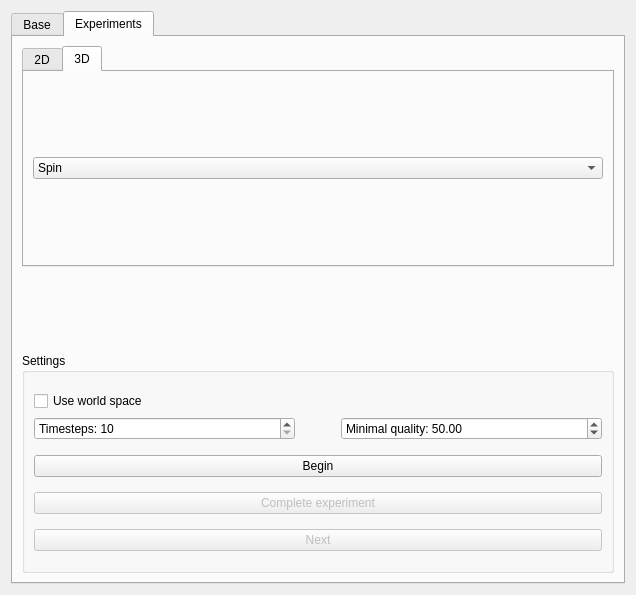
This is Plugin-Master/MasterToolbarBase.ui in a2mont/master-thesis as Qt 5 draws it before an edit. The edited form follows.
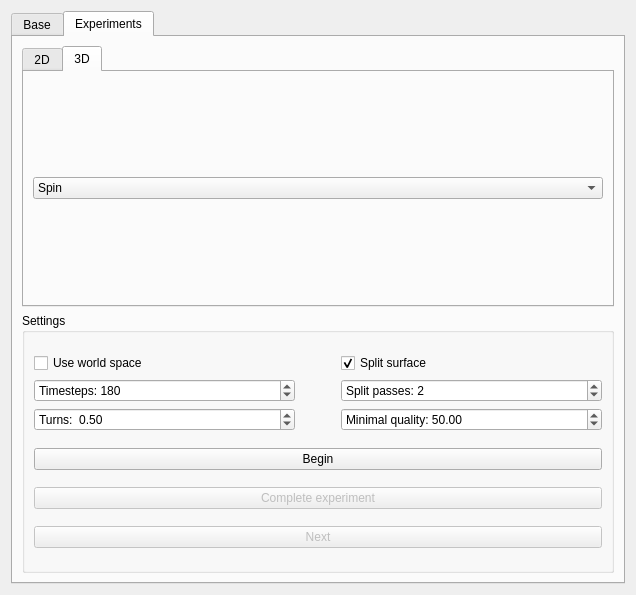
This is the edited form.

```diff
--- a/Plugin-Master/MasterToolbarBase.ui
+++ b/Plugin-Master/MasterToolbarBase.ui
@@ -265,6 +265,152 @@
       <layout class="QGridLayout" name="gridLayout_10">
        <item row="0" column="0">
         <layout class="QGridLayout" name="gridLayout_6">
+         <item row="1" column="0">
+          <widget class="QGroupBox" name="groupBox">
+           <property name="title">
+            <string>Settings</string>
+           </property>
+           <layout class="QGridLayout" name="gridLayout_7">
+            <item row="0" column="0">
+             <layout class="QGridLayout" name="gridLayout_9">
+              <item row="1" column="2">
+               <spacer name="horizontalSpacer_5">
+                <property name="orientation">
+                 <enum>Qt::Horizontal</enum>
+                </property>
+                <property name="sizeType">
+                 <enum>QSizePolicy::Fixed</enum>
+                </property>
+                <property name="sizeHint" stdset="0">
+                 <size>
+                  <width>40</width>
+                  <height>20</height>
+                 </size>
+                </property>
+               </spacer>
+              </item>
+              <item row="1" column="0">
+               <widget class="QSpinBox" name="timestepsSpinBox">
+                <property name="suffix">
+                 <string/>
+                </property>
+                <property name="prefix">
+                 <string>Timesteps: </string>
+                </property>
+                <property name="minimum">
+                 <number>0</number>
+                </property>
+                <property name="maximum">
+                 <number>100000</number>
+                </property>
+                <property name="singleStep">
+                 <number>1</number>
+                </property>
+                <property name="value">
+                 <number>180</number>
+                </property>
+                <property name="displayIntegerBase">
+                 <number>10</number>
+                </property>
+               </widget>
+              </item>
+              <item row="0" column="0">
+               <widget class="QCheckBox" name="worldSpaceCheck">
+                <property name="text">
+                 <string>Use world space</string>
+                </property>
+                <property name="checked">
+                 <bool>false</bool>
+                </property>
+               </widget>
+              </item>
+              <item row="2" column="0">
+               <widget class="QDoubleSpinBox" name="angleSpinBox">
+                <property name="prefix">
+                 <string>Turns:  </string>
+                </property>
+                <property name="singleStep">
+                 <double>0.250000000000000</double>
+                </property>
+                <property name="value">
+                 <double>0.500000000000000</double>
+                </property>
+               </widget>
+              </item>
+              <item row="0" column="3">
+               <widget class="QCheckBox" name="splitCheckBox">
+                <property name="text">
+                 <string>Split surface</string>
+                </property>
+                <property name="checked">
+                 <bool>true</bool>
+                </property>
+               </widget>
+              </item>
+              <item row="2" column="3">
+               <widget class="QDoubleSpinBox" name="qualitySpinBox">
+                <property name="prefix">
+                 <string>Minimal quality: </string>
+                </property>
+                <property name="minimum">
+                 <double>0.100000000000000</double>
+                </property>
+                <property name="maximum">
+                 <double>10000.000000000000000</double>
+                </property>
+                <property name="singleStep">
+                 <double>0.500000000000000</double>
+                </property>
+                <property name="value">
+                 <double>50.000000000000000</double>
+                </property>
+               </widget>
+              </item>
+              <item row="1" column="3">
+               <widget class="QSpinBox" name="splitSpinBox">
+                <property name="prefix">
+                 <string>Split passes: </string>
+                </property>
+                <property name="value">
+                 <number>2</number>
+                </property>
+               </widget>
+              </item>
+             </layout>
+            </item>
+            <item row="2" column="0">
+             <widget class="QPushButton" name="completeButton">
+              <property name="enabled">
+               <bool>false</bool>
+              </property>
+              <property name="text">
+               <string>Complete experiment</string>
+              </property>
+             </widget>
+            </item>
+            <item row="3" column="0">
+             <widget class="QPushButton" name="nextButton">
+              <property name="enabled">
+               <bool>false</bool>
+              </property>
+              <property name="text">
+               <string>Next</string>
+              </property>
+             </widget>
+            </item>
+            <item row="1" column="0">
+             <widget class="QPushButton" name="beginExpButton">
+              <property name="text">
+               <string>Begin</string>
+              </property>
+              <property name="checkable">
+               <bool>false</bool>
+              </property>
+             </widget>
+            </item>
+           </layout>
+          </widget>
+         </item>
          <item row="0" column="0">
           <widget class="QTabWidget" name="experiment_tabs">
            <property name="sizePolicy">
@@ -326,135 +472,6 @@
            </widget>
           </widget>
          </item>
-         <item row="2" column="0">
-          <widget class="QGroupBox" name="groupBox">
-           <property name="title">
-            <string>Settings</string>
-           </property>
-           <layout class="QGridLayout" name="gridLayout_7">
-            <item row="0" column="0">
-             <layout class="QGridLayout" name="gridLayout_9">
-              <item row="1" column="3">
-               <widget class="QDoubleSpinBox" name="qualitySpinBox">
-                <property name="prefix">
-                 <string>Minimal quality: </string>
-                </property>
-                <property name="minimum">
-                 <double>0.100000000000000</double>
-                </property>
-                <property name="maximum">
-                 <double>10000.000000000000000</double>
-                </property>
-                <property name="singleStep">
-                 <double>0.500000000000000</double>
-                </property>
-                <property name="value">
-                 <double>50.000000000000000</double>
-                </property>
-               </widget>
-              </item>
-              <item row="1" column="2">
-               <spacer name="horizontalSpacer_5">
-                <property name="orientation">
-                 <enum>Qt::Horizontal</enum>
-                </property>
-                <property name="sizeType">
-                 <enum>QSizePolicy::Fixed</enum>
-                </property>
-                <property name="sizeHint" stdset="0">
-                 <size>
-                  <width>40</width>
-                  <height>20</height>
-                 </size>
-                </property>
-               </spacer>
-              </item>
-              <item row="1" column="0">
-               <widget class="QSpinBox" name="timestepsSpinBox">
-                <property name="suffix">
-                 <string/>
-                </property>
-                <property name="prefix">
-                 <string>Timesteps: </string>
-                </property>
-                <property name="minimum">
-                 <number>10</number>
-                </property>
-                <property name="maximum">
-                 <number>100000</number>
-                </property>
-                <property name="singleStep">
-                 <number>1</number>
-                </property>
-                <property name="value">
-                 <number>10</number>
-                </property>
-                <property name="displayIntegerBase">
-                 <number>10</number>
-                </property>
-               </widget>
-              </item>
-              <item row="0" column="0">
-               <widget class="QCheckBox" name="worldSpaceCheck">
-                <property name="text">
-                 <string>Use world space</string>
-                </property>
-                <property name="checked">
-                 <bool>false</bool>
-                </property>
-               </widget>
-              </item>
-             </layout>
-            </item>
-            <item row="3" column="0">
-             <widget class="QPushButton" name="nextButton">
-              <property name="enabled">
-               <bool>false</bool>
-              </property>
-              <property name="text">
-               <string>Next</string>
-              </property>
-             </widget>
-            </item>
-            <item row="1" column="0">
-             <widget class="QPushButton" name="beginExpButton">
-              <property name="text">
-               <string>Begin</string>
-              </property>
-              <property name="checkable">
-               <bool>false</bool>
-              </property>
-             </widget>
-            </item>
-            <item row="2" column="0">
-             <widget class="QPushButton" name="completeButton">
-              <property name="enabled">
-               <bool>false</bool>
-              </property>
-              <property name="text">
-               <string>Complete experiment</string>
-              </property>
-             </widget>
-            </item>
-           </layout>
-          </widget>
-         </item>
-         <item row="1" column="0">
-          <spacer name="verticalSpacer">
-           <property name="orientation">
-            <enum>Qt::Vertical</enum>
-           </property>
-           <property name="sizeType">
-            <enum>QSizePolicy::Fixed</enum>
-           </property>
-           <property name="sizeHint" stdset="0">
-            <size>
-             <width>20</width>
-             <height>80</height>
-            </size>
-           </property>
-          </spacer>
-         </item>
         </layout>
        </item>
       </layout>
```
Left out of the diff: 2 changed lines with no effect on the pictures.
